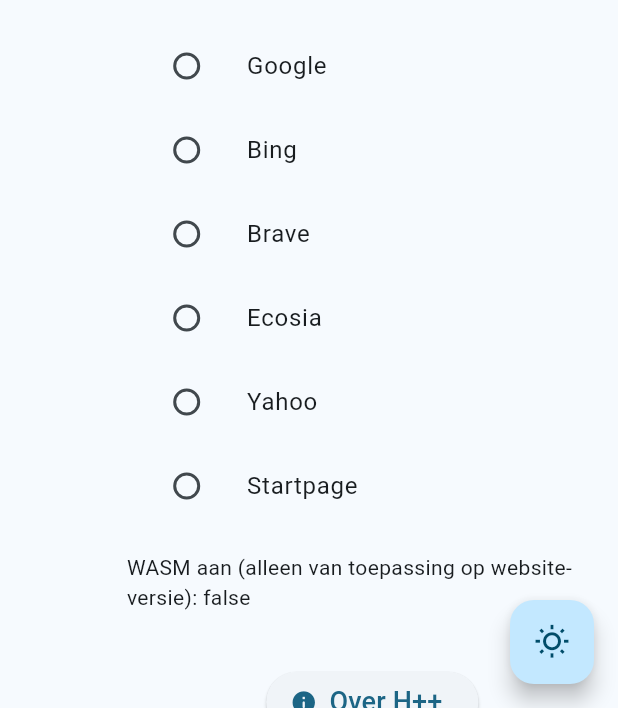
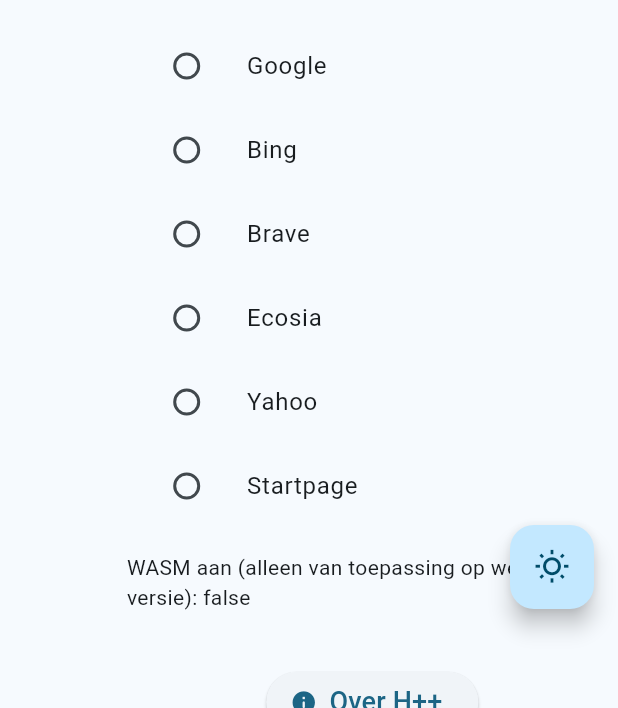
Before and after one commit to Hacker-Anirudh/hplusplus-source, a Flutter app: the screen it shows after launch, after a tap on the "brightness 2" icon, after a tap on "Instellingen", on a phone screen of 412 x 824 dp, the part 528-1236 px from its top. Run offline on Flutter 3.47's test engine with Material 3 defaults, Android fonts, the phone set to English and light mode, and no system bars; our stand-ins replace shared_preferences.

Commit message:
bugfix dark mode toggle

```diff
--- a/lib/home_screen.dart
+++ b/lib/home_screen.dart
@@ -12,19 +12,6 @@
   @override
   Widget build(BuildContext context) {
     return Scaffold(
-      floatingActionButton: FloatingActionButton(
-        onPressed: () {
-          setState(() {
-            isDark = !isDark;
-          });
-        },
-        child: Tooltip(
-          message: 'Verander van kleurenmodus',
-          child: Icon(
-            isDark ? Icons.wb_sunny_outlined : Icons.brightness_2_outlined,
-          ),
-        ),
-      ),
       body: SingleChildScrollView(
         child: Column(
           mainAxisAlignment: .center,
--- a/lib/main.dart
+++ b/lib/main.dart
@@ -28,7 +28,9 @@
       theme: appTheme(),
 
       home: Scaffold(
-        floatingActionButton: FloatingActionButton(
+        floatingActionButton: Padding(
+          padding: EdgeInsets.only(bottom: 50.0),
+          child: FloatingActionButton(
             onPressed: () {},
             child: Tooltip(
               message: 'Verander van kleurenmodus',
@@ -42,6 +44,7 @@
                 },
                 icon: const Icon(Icons.wb_sunny_outlined),
                 selectedIcon: const Icon(Icons.brightness_2_outlined),
+              ),
             ),
           ),
         ),
--- a/pubspec.yaml
+++ b/pubspec.yaml
@@ -16,7 +16,7 @@
 # https://developer.apple.com/library/archive/documentation/General/Reference/InfoPlistKeyReference/Articles/CoreFoundationKeys.html
 # In Windows, build-name is used as the major, minor, and patch parts
 # of the product and file versions while build-number is used as the build suffix.
-version: 1.0.0+1
+version: 1.0.0+2
 
 environment:
   sdk: ^3.10.8
```
Lines whose indentation alone changed are shown as unchanged.
